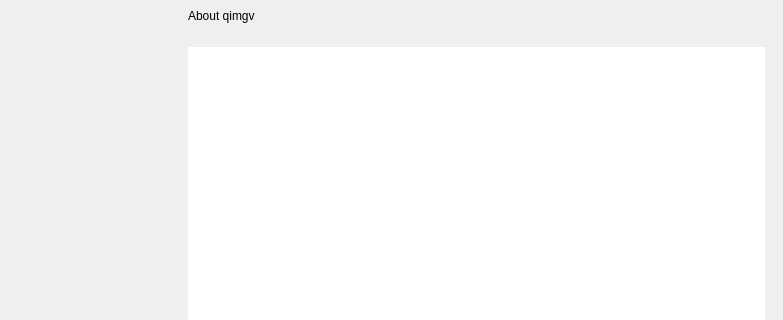
DropGuard/ImPulse, file qimgv/gui/dialogs/settingsdialog.ui: the form before one commit; both pictures show x 0 to 783 and y 0 to 320 of the 783 by 741 pixel window.
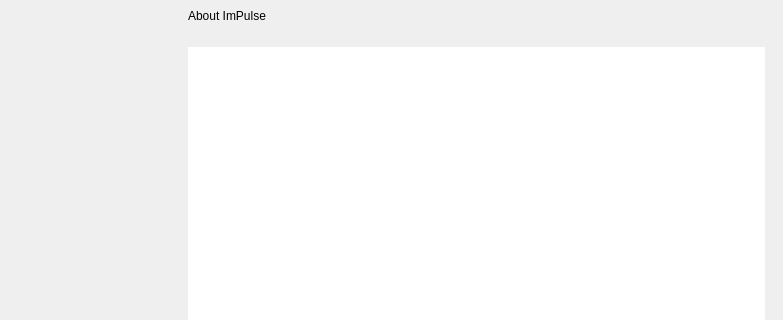
The form after the commit. The open tabs and pages were chosen to show the change. Custom widgets are drawn as their Qt base class.

Commit message:
the about tab answers for ImPulse too
'About qimgv' sat in the tab title attribute — the previous sweep
cleared the .cpp strings and the html property but walked past the
<attribute> block, which is the same multi-home trap as the qrc list:
user-visible strings live in .ui attributes, and a rename sweep that
does not grep every .ui has not swept. Full gui-wide .ui scan comes
back clean now.

Diff of the .ui file:
```diff
--- a/qimgv/gui/dialogs/settingsdialog.ui
+++ b/qimgv/gui/dialogs/settingsdialog.ui
@@ -4811,7 +4811,7 @@
                   <string notr="true">SHeaderText</string>
                  </property>
                  <property name="text">
-                  <string>About qimgv</string>
+                  <string>About ImPulse</string>
                  </property>
                 </widget>
                </item>
```
